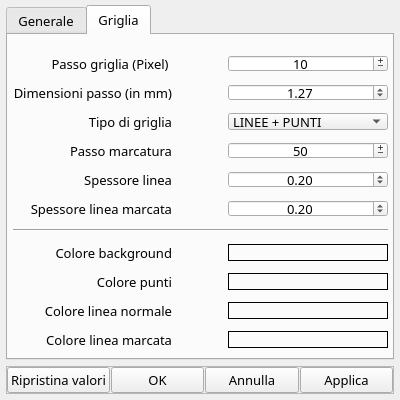
The window that gui/optionsdialog.ui (manufino/eSchema) describes before a commit, drawn with Qt 5.
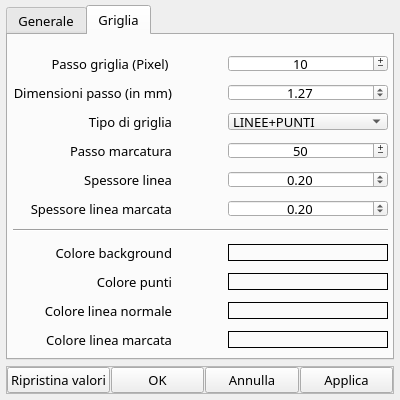
The same window after the commit. Icons and pictures are not drawn. Custom widgets are drawn as their Qt base class.

Diff of the .ui file:
```diff
--- a/gui/optionsdialog.ui
+++ b/gui/optionsdialog.ui
@@ -440,7 +440,7 @@
            </property>
            <item>
             <property name="text">
-             <string>LINEE + PUNTI</string>
+             <string>LINEE+PUNTI</string>
             </property>
            </item>
            <item>
```
Left out of the diff: 4 changed lines with no effect on the pictures.
